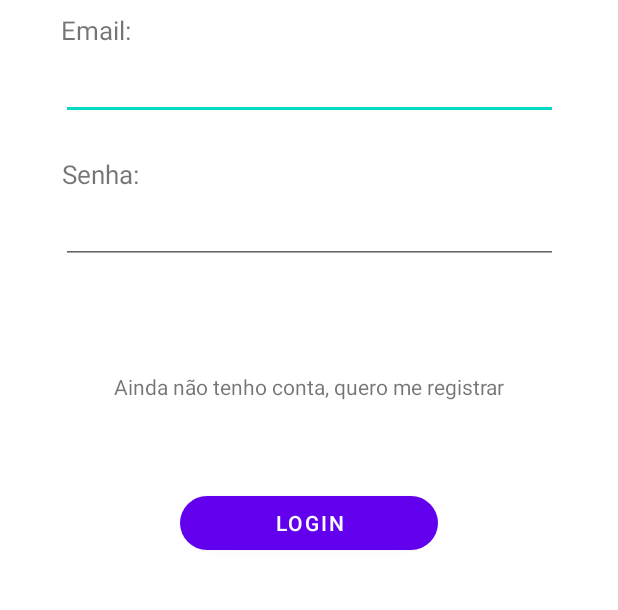
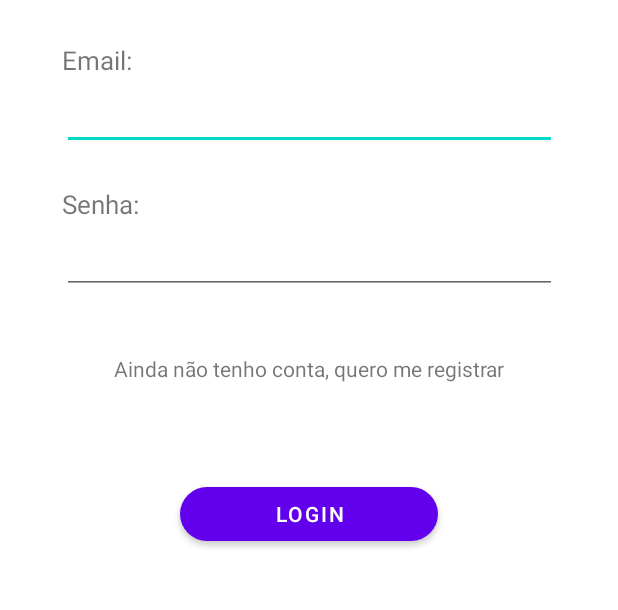
Before and after one commit to LuccaBarroso/Revenuer, an Android app: the LoginActivity screen opened directly, with no data from a screen before it, on a phone screen of 412 x 824 dp, the part 552-1162 px from its top. Run offline under Robolectric (Android 15) with nearby library versions, the phone set to English and light mode, and no system bars.

Commit message:
edited activity_login.xml

```diff
--- a/app/src/main/res/layout/activity_login.xml
+++ b/app/src/main/res/layout/activity_login.xml
@@ -33,8 +33,9 @@
 
     <androidx.constraintlayout.widget.ConstraintLayout
         android:id="@+id/login_credentials_ConstraintLayout"
-        android:layout_width="411dp"
-        android:layout_height="224dp"
+        android:layout_width="410dp"
+        android:layout_height="192dp"
+        android:layout_marginTop="20dp"
         android:layout_marginBottom="24dp"
         app:layout_constraintBottom_toTopOf="@+id/login_registerScreen_TextView"
         app:layout_constraintEnd_toEndOf="parent"
@@ -82,6 +83,7 @@
             android:textSize="17dp"
             app:layout_constraintBottom_toTopOf="@+id/login_email_TextAdress"
             app:layout_constraintEnd_toEndOf="parent"
+            app:layout_constraintHorizontal_bias="0.0"
             app:layout_constraintStart_toStartOf="parent" />
 
         <TextView
@@ -94,6 +96,7 @@
             android:textSize="17dp"
             app:layout_constraintBottom_toTopOf="@+id/editTextTextPassword"
             app:layout_constraintEnd_toEndOf="parent"
+            app:layout_constraintHorizontal_bias="0.0"
             app:layout_constraintStart_toStartOf="parent" />
 
     </androidx.constraintlayout.widget.ConstraintLayout>
```
